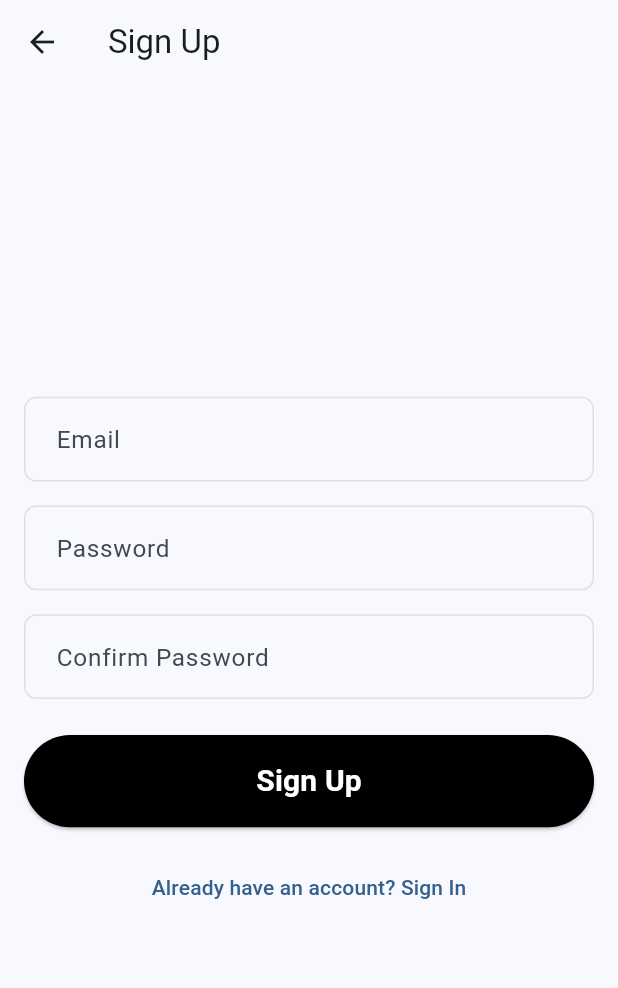
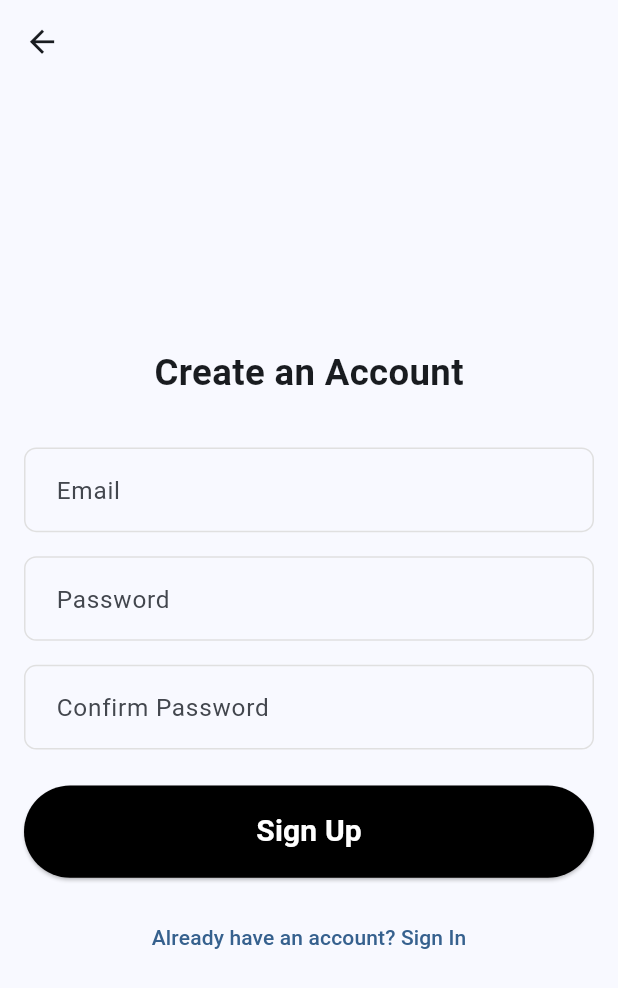
Before and after one commit to SahilSharma2710/assignment, a Flutter app: the SignUpScreen screen opened directly, on a phone screen of 412 x 824 dp. Shown: the top 988 px of the screen. Run offline on Flutter 3.47's test engine with Material 3 defaults, Android fonts, the phone set to English and light mode, and no system bars; our stand-ins replace cloud_firestore, firebase_auth, firebase_core, flutter_riverpod, flutter_screenutil; accounts and stored records are empty.

Commit message:
feat: updated some sizes

```diff
--- a/lib/screens/add_edit_task_screen.dart
+++ b/lib/screens/add_edit_task_screen.dart
@@ -83,6 +83,12 @@ class _AddEditTaskScreenState extends ConsumerState<AddEditTaskScreen> {
         title: Text(
           widget.task == null ? 'Add Task' : 'Edit Task',
           style: TextStyle(fontSize: 20.sp),
+        ),
+        leading: IconButton(
+          icon: Icon(Icons.arrow_back, size: 24.r),
+          onPressed: () {
+            Navigator.pop(context);
+          },
         ),
       ),
       body: SingleChildScrollView(
--- a/lib/screens/signin_screen.dart
+++ b/lib/screens/signin_screen.dart
@@ -60,11 +60,11 @@ class _SignInScreenState extends ConsumerState<SignInScreen> {
           child: Column(
             mainAxisAlignment: MainAxisAlignment.center,
             children: [
-              const Text(
+              Text(
                 'Welcome Back!',
-                style: TextStyle(fontSize: 24, fontWeight: FontWeight.bold),
+                style: TextStyle(fontSize: 24.sp, fontWeight: FontWeight.bold),
               ),
-              const SizedBox(height: 32),
+              SizedBox(height: 32.h),
               CustomTextField(
                 controller: _emailController,
                 hintText: 'Email',
--- a/lib/screens/signup_screen.dart
+++ b/lib/screens/signup_screen.dart
@@ -57,7 +57,14 @@ class _SignUpScreenState extends ConsumerState<SignUpScreen> {
   @override
   Widget build(BuildContext context) {
     return Scaffold(
-      appBar: AppBar(title: const Text('Sign Up')),
+      appBar: AppBar(
+        leading: IconButton(
+          icon: Icon(Icons.arrow_back, size: 24.r),
+          onPressed: () {
+            Navigator.pop(context);
+          },
+        ),
+      ),
       body: Padding(
         padding: const EdgeInsets.all(16.0),
         child: Form(
@@ -65,6 +72,11 @@ class _SignUpScreenState extends ConsumerState<SignUpScreen> {
           child: Column(
             mainAxisAlignment: MainAxisAlignment.center,
             children: [
+              Text(
+                'Create an Account',
+                style: TextStyle(fontSize: 24.sp, fontWeight: FontWeight.bold),
+              ),
+              SizedBox(height: 32.h),
               CustomTextField(
                 controller: _emailController,
                 hintText: 'Email',
```
Also changed, not shown: lib/screens/home_screen.dart (+4 -3 lines), 1 other file.
